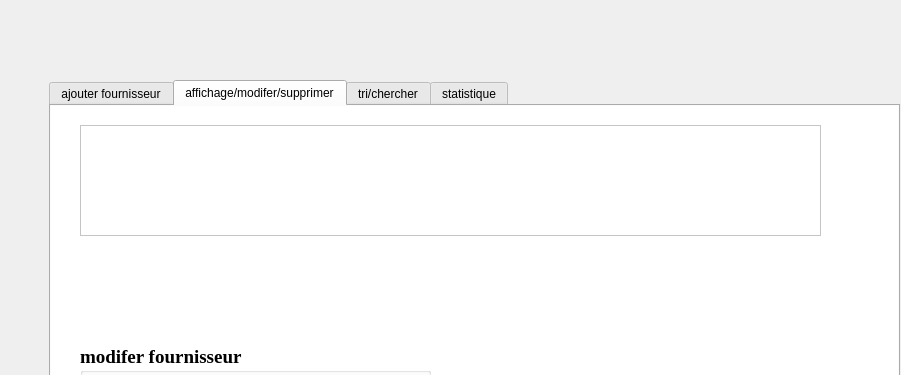
Before: the Qt Designer form mainwindow.ui in Jallouli-Yassine/appconstruction_company_2A1, drawn with Qt 5; both pictures show x 81 to 982 and y 0 to 375 of the 1319 by 669 pixel window.
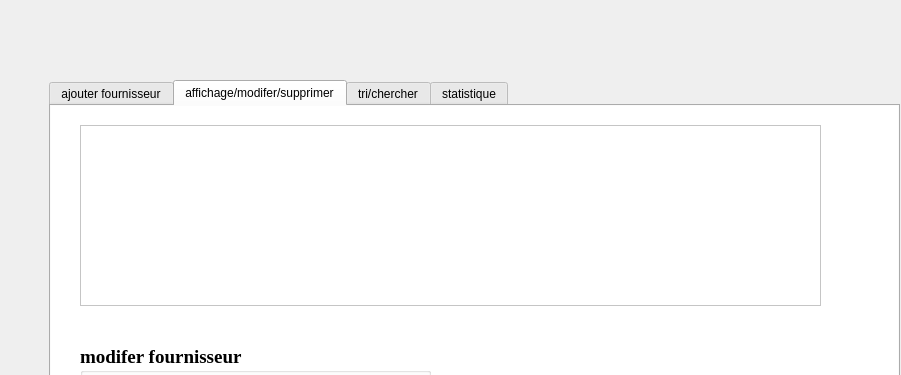
After: the same form once the commit is applied. The open tabs and pages were chosen to show the change. Icons and pictures are not drawn.

```diff
--- a/mainwindow.ui
+++ b/mainwindow.ui
@@ -538,7 +538,7 @@
          <x>30</x>
          <y>20</y>
          <width>741</width>
-         <height>111</height>
+         <height>181</height>
         </rect>
        </property>
       </widget>
```
